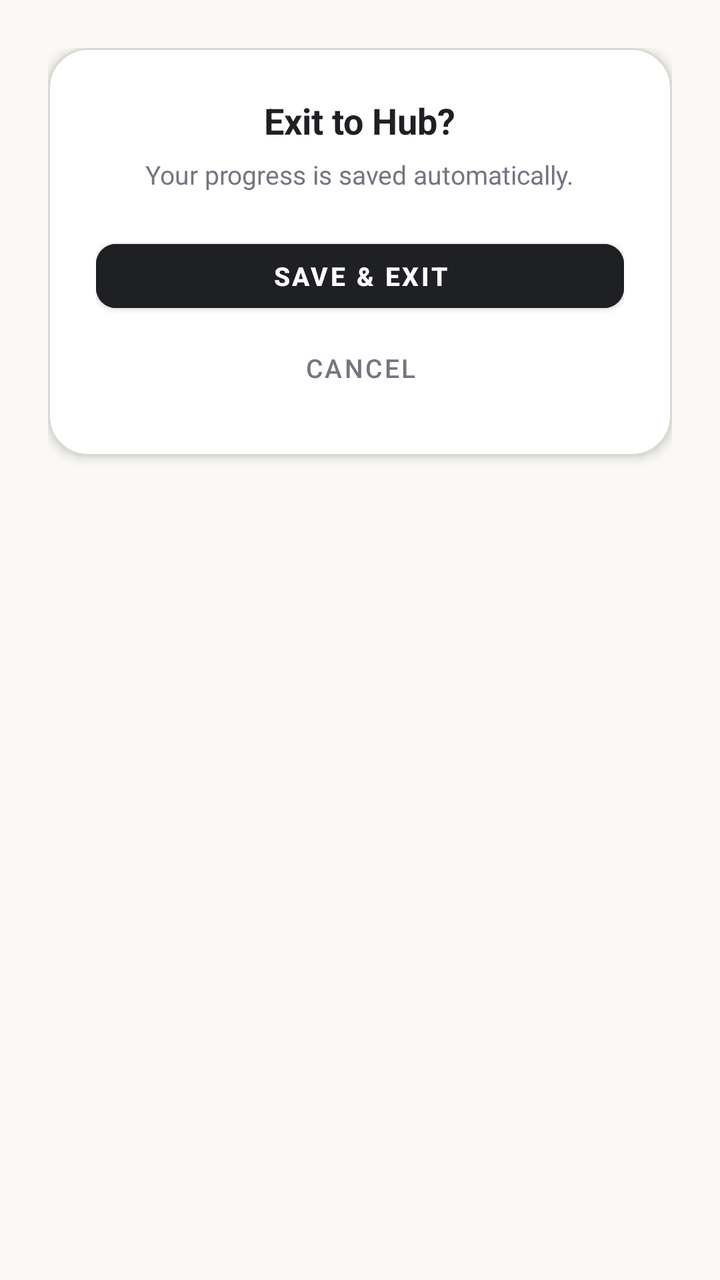
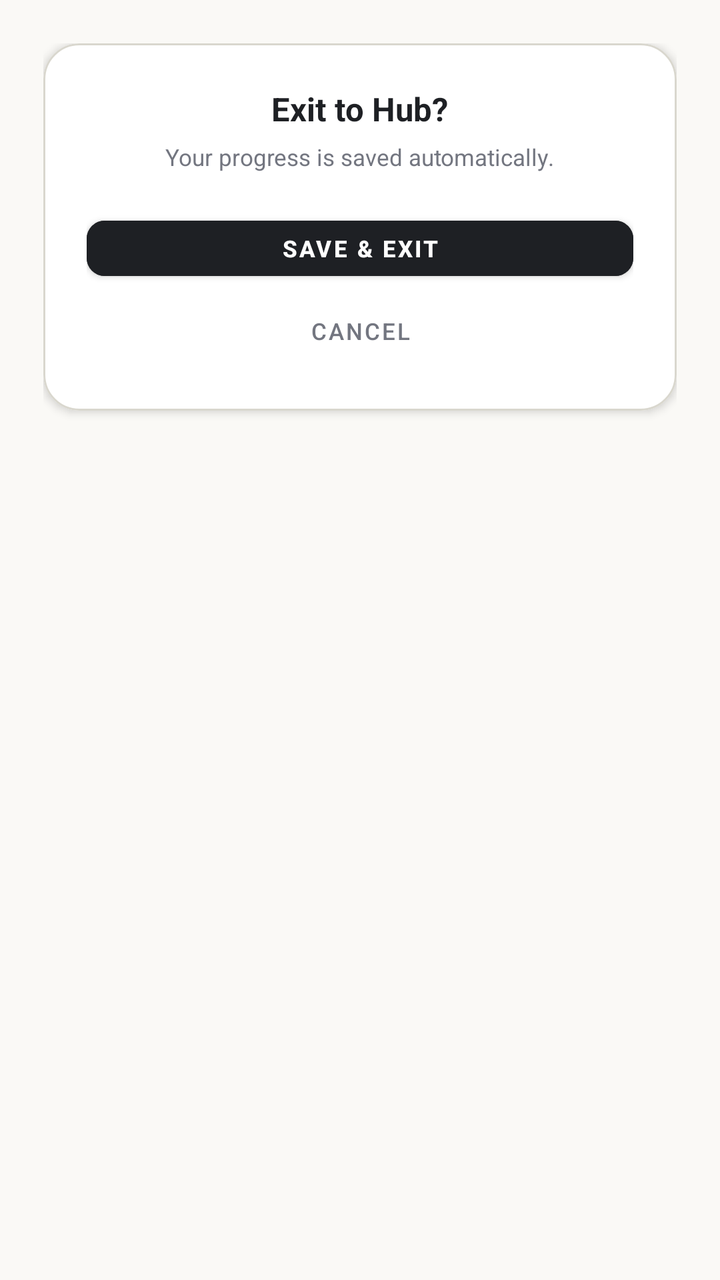

Screens rendered from an Android XML layout before and after an edit, with the pre-edit source and the edit as a unified diff.
<!-- AndroidManifest.xml: application theme Theme.NumberBlocks -->
<!-- res/layout/dialog_confirm_exit.xml -->
<?xml version="1.0" encoding="utf-8"?>
<LinearLayout xmlns:android="http://schemas.android.com/apk/res/android"
    xmlns:app="http://schemas.android.com/apk/res-auto"
    android:layout_width="match_parent"
    android:layout_height="wrap_content"
    android:background="@android:color/transparent"
    android:orientation="vertical"
    android:padding="24dp">

    <com.google.android.material.card.MaterialCardView
        android:layout_width="match_parent"
        android:layout_height="wrap_content"
        app:cardBackgroundColor="#FFFFFF"
        app:cardCornerRadius="20dp"
        app:cardElevation="3dp"
        app:strokeColor="#D9D7CE"
        app:strokeWidth="1dp">

        <LinearLayout
            android:layout_width="match_parent"
            android:layout_height="wrap_content"
            android:gravity="center"
            android:orientation="vertical"
            android:padding="24dp">

            <TextView
                android:layout_width="wrap_content"
                android:layout_height="wrap_content"
                android:text="Exit to Hub?"
                android:textColor="#1E2024"
                android:textSize="18sp"
                android:textStyle="bold" />

            <TextView
                android:layout_width="wrap_content"
                android:layout_height="wrap_content"
                android:layout_marginTop="6dp"
                android:text="Your progress is saved automatically."
                android:textColor="#737680"
                android:textSize="13sp" />

            <LinearLayout
                android:layout_width="match_parent"
                android:layout_height="wrap_content"
                android:layout_marginTop="20dp"
                android:orientation="vertical">

                <Button
                    android:id="@+id/btn_dialog_save_exit"
                    style="@style/Widget.MaterialComponents.Button"
                    android:layout_width="match_parent"
                    android:layout_height="44dp"
                    android:backgroundTint="#1E2024"
                    android:text="Save &amp; Exit"
                    android:textColor="#FFFFFF"
                    android:textSize="13sp"
                    android:textStyle="bold"
                    app:cornerRadius="10dp" />

                <Button
                    android:id="@+id/btn_dialog_stay"
                    style="@style/Widget.MaterialComponents.Button.TextButton"
                    android:layout_width="match_parent"
                    android:layout_height="40dp"
                    android:layout_marginTop="4dp"
                    android:text="Cancel"
                    android:textColor="#737680"
                    android:textSize="13sp" />
            </LinearLayout>

        </LinearLayout>
    </com.google.android.material.card.MaterialCardView>
</LinearLayout>
<!-- resources referenced by this layout -->
<resources>
  <style name="Theme.NumberBlocks" parent="Theme.MaterialComponents.DayNight.NoActionBar">
          <item name="colorPrimary">@color/primary</item>
          <item name="colorPrimaryVariant">@color/primary_variant</item>
          <item name="colorSecondary">@color/secondary</item>
          <item name="android:statusBarColor">@color/background</item>
          <item name="android:navigationBarColor">@color/background</item>
          <item name="android:windowBackground">@color/background</item>
      </style>
  <color name="primary">#1E2024</color>
  <color name="primary_variant">#161719</color>
  <color name="secondary">#5A5D66</color>
  <color name="background">#FAF9F6</color>
</resources>

<!-- the commit's change to res/layout/dialog_confirm_exit.xml (unified diff, before → after) -->
@@ -5,67 +5,67 @@
     android:layout_height="wrap_content"
     android:background="@android:color/transparent"
     android:orientation="vertical"
-    android:padding="24dp">
+    android:padding="@dimen/dp_24">
 
     <com.google.android.material.card.MaterialCardView
         android:layout_width="match_parent"
         android:layout_height="wrap_content"
         app:cardBackgroundColor="#FFFFFF"
-        app:cardCornerRadius="20dp"
-        app:cardElevation="3dp"
+        app:cardCornerRadius="@dimen/dp_20"
+        app:cardElevation="@dimen/dp_3"
         app:strokeColor="#D9D7CE"
-        app:strokeWidth="1dp">
+        app:strokeWidth="@dimen/dp_1">
 
         <LinearLayout
             android:layout_width="match_parent"
             android:layout_height="wrap_content"
             android:gravity="center"
             android:orientation="vertical"
-            android:padding="24dp">
+            android:padding="@dimen/dp_24">
 
             <TextView
                 android:layout_width="wrap_content"
                 android:layout_height="wrap_content"
                 android:text="Exit to Hub?"
                 android:textColor="#1E2024"
-                android:textSize="18sp"
+                android:textSize="@dimen/sp_18"
                 android:textStyle="bold" />
 
             <TextView
                 android:layout_width="wrap_content"
                 android:layout_height="wrap_content"
-                android:layout_marginTop="6dp"
+                android:layout_marginTop="@dimen/dp_6"
                 android:text="Your progress is saved automatically."
                 android:textColor="#737680"
-                android:textSize="13sp" />
+                android:textSize="@dimen/sp_13" />
 
             <LinearLayout
                 android:layout_width="match_parent"
                 android:layout_height="wrap_content"
-                android:layout_marginTop="20dp"
+                android:layout_marginTop="@dimen/dp_20"
                 android:orientation="vertical">
 
                 <Button
                     android:id="@+id/btn_dialog_save_exit"
                     style="@style/Widget.MaterialComponents.Button"
                     android:layout_width="match_parent"
-                    android:layout_height="44dp"
+                    android:layout_height="@dimen/dp_44"
                     android:backgroundTint="#1E2024"
                     android:text="Save &amp; Exit"
                     android:textColor="#FFFFFF"
-                    android:textSize="13sp"
+                    android:textSize="@dimen/sp_13"
                     android:textStyle="bold"
-                    app:cornerRadius="10dp" />
+                    app:cornerRadius="@dimen/dp_10" />
 
                 <Button
                     android:id="@+id/btn_dialog_stay"
                     style="@style/Widget.MaterialComponents.Button.TextButton"
                     android:layout_width="match_parent"
-                    android:layout_height="40dp"
-                    android:layout_marginTop="4dp"
+                    android:layout_height="@dimen/dp_40"
+                    android:layout_marginTop="@dimen/dp_4"
                     android:text="Cancel"
                     android:textColor="#737680"
-                    android:textSize="13sp" />
+                    android:textSize="@dimen/sp_13" />
             </LinearLayout>
 
         </LinearLayout>
<!-- resource entries referenced after the edit -->
@@ -1,5 +1,16 @@
 <!-- resources referenced by this layout -->
 <resources>
+  <dimen name="dp_1">1.00dp</dimen>
+  <dimen name="dp_10">10.00dp</dimen>
+  <dimen name="dp_20">20.00dp</dimen>
+  <dimen name="dp_24">24.00dp</dimen>
+  <dimen name="dp_3">3.00dp</dimen>
+  <dimen name="dp_4">4.00dp</dimen>
+  <dimen name="dp_40">40.00dp</dimen>
+  <dimen name="dp_44">44.00dp</dimen>
+  <dimen name="dp_6">6.00dp</dimen>
+  <dimen name="sp_13">13.00sp</dimen>
+  <dimen name="sp_18">18.00sp</dimen>
   <style name="Theme.NumberBlocks" parent="Theme.MaterialComponents.DayNight.NoActionBar">
           <item name="colorPrimary">@color/primary</item>
           <item name="colorPrimaryVariant">@color/primary_variant</item>
